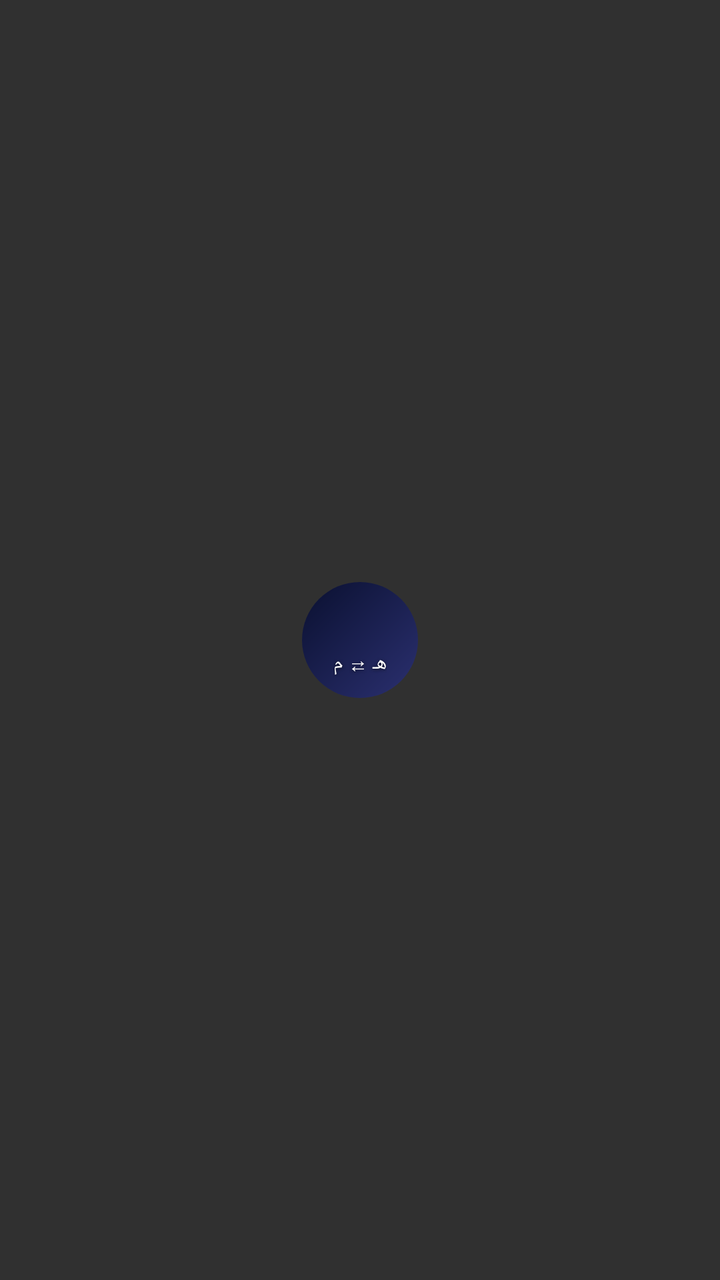
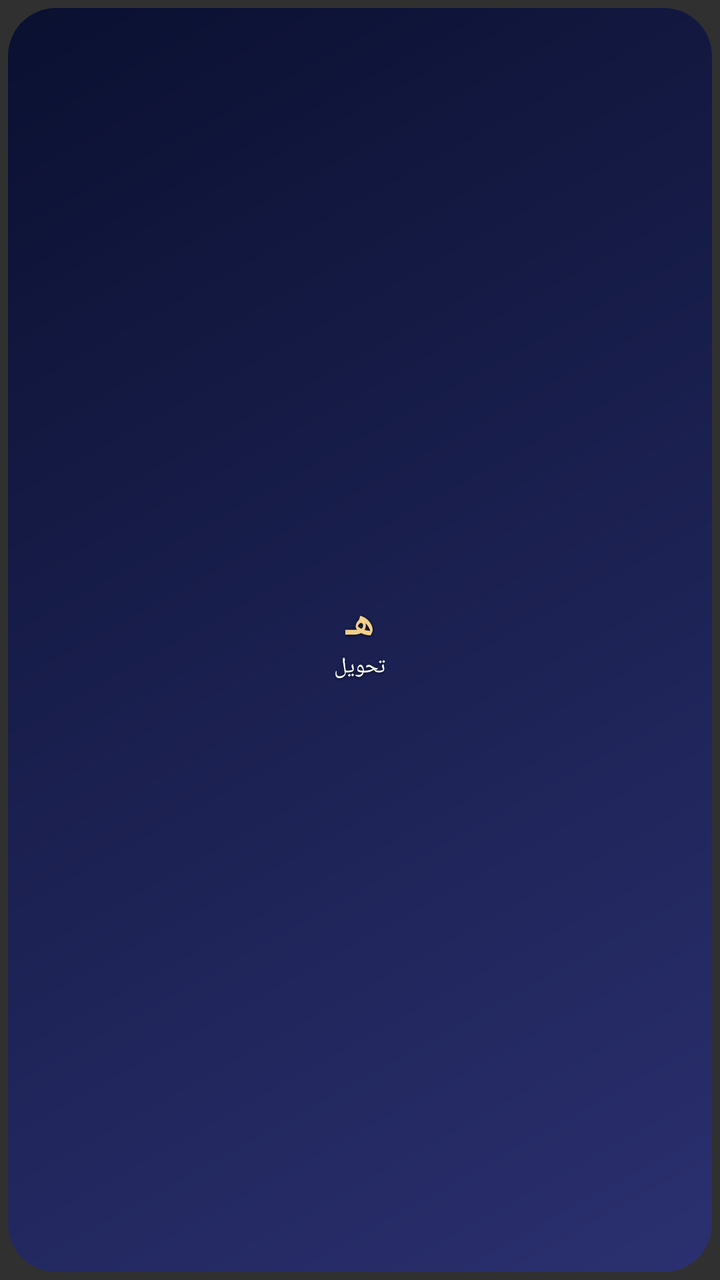

An Android layout rendered at two revisions. The XML below is the earlier revision; the diff shows what the commit changed to produce the second picture.
<!-- AndroidManifest.xml: application theme android:Theme.Material.NoActionBar.Fullscreen -->
<!-- res/layout/widget_convert.xml -->
<?xml version="1.0" encoding="utf-8"?>
<FrameLayout xmlns:android="http://schemas.android.com/apk/res/android"
    android:id="@+id/root"
    android:layout_width="match_parent"
    android:layout_height="match_parent"
    android:layoutDirection="rtl">

    <FrameLayout
        android:layout_width="58dp"
        android:layout_height="58dp"
        android:layout_gravity="center">

        <ImageView
            android:id="@+id/bg"
            android:layout_width="match_parent"
            android:layout_height="match_parent"
            android:scaleType="fitXY"
            android:src="@drawable/widget_disc_night" />

        <LinearLayout
            android:layout_width="match_parent"
            android:layout_height="match_parent"
            android:gravity="center"
            android:orientation="vertical">

            <TextView
                android:id="@+id/cv_day"
                style="@style/WidgetText"
                android:layout_width="wrap_content"
                android:layout_height="wrap_content"
                android:includeFontPadding="false"
                android:textColor="#F2CF8A"
                android:textSize="20sp"
                android:textStyle="bold" />

            <TextView
                style="@style/WidgetText"
                android:layout_width="wrap_content"
                android:layout_height="wrap_content"
                android:includeFontPadding="false"
                android:text="هـ ⇄ م"
                android:textSize="10sp" />
        </LinearLayout>
    </FrameLayout>
</FrameLayout>
<!-- resources referenced by this layout -->
<resources>
  <!-- drawable widget_disc_night (drawable) -->
  <?xml version="1.0" encoding="utf-8"?>
  <shape xmlns:android="http://schemas.android.com/apk/res/android" android:shape="oval">
      <gradient android:angle="315" android:startColor="#0A1030" android:endColor="#2B3070" />
  </shape>
  <style name="WidgetText">
          <item name="android:textColor">#FFFFFF</item>
          <item name="android:shadowColor">#B3000000</item>
          <item name="android:shadowDy">1</item>
          <item name="android:shadowRadius">4</item>
      </style>
</resources>

<!-- the commit's change to res/layout/widget_convert.xml (unified diff, before → after) -->
@@ -3,43 +3,39 @@
     android:id="@+id/root"
     android:layout_width="match_parent"
     android:layout_height="match_parent"
-    android:layoutDirection="rtl">
+    android:layoutDirection="rtl"
+    android:padding="4dp">
 
-    <FrameLayout
-        android:layout_width="58dp"
-        android:layout_height="58dp"
-        android:layout_gravity="center">
+    <ImageView
+        android:id="@+id/bg"
+        android:layout_width="match_parent"
+        android:layout_height="match_parent"
+        android:scaleType="fitXY"
+        android:src="@drawable/widget_bg_night" />
 
-        <ImageView
-            android:id="@+id/bg"
-            android:layout_width="match_parent"
-            android:layout_height="match_parent"
-            android:scaleType="fitXY"
-            android:src="@drawable/widget_disc_night" />
+    <LinearLayout
+        android:layout_width="match_parent"
+        android:layout_height="match_parent"
+        android:gravity="center"
+        android:orientation="vertical">
 
-        <LinearLayout
-            android:layout_width="match_parent"
-            android:layout_height="match_parent"
-            android:gravity="center"
-            android:orientation="vertical">
+        <TextView
+            android:id="@+id/cv_day"
+            style="@style/WidgetText"
+            android:layout_width="wrap_content"
+            android:layout_height="wrap_content"
+            android:includeFontPadding="false"
+            android:text="هـ"
+            android:textColor="#F2CF8A"
+            android:textSize="20sp"
+            android:textStyle="bold" />
 
-            <TextView
-                android:id="@+id/cv_day"
-                style="@style/WidgetText"
-                android:layout_width="wrap_content"
-                android:layout_height="wrap_content"
-                android:includeFontPadding="false"
-                android:textColor="#F2CF8A"
-                android:textSize="20sp"
-                android:textStyle="bold" />
-
-            <TextView
-                style="@style/WidgetText"
-                android:layout_width="wrap_content"
-                android:layout_height="wrap_content"
-                android:includeFontPadding="false"
-                android:text="هـ ⇄ م"
-                android:textSize="10sp" />
-        </LinearLayout>
-    </FrameLayout>
+        <TextView
+            style="@style/WidgetText"
+            android:layout_width="wrap_content"
+            android:layout_height="wrap_content"
+            android:includeFontPadding="false"
+            android:text="تحويل"
+            android:textSize="11sp" />
+    </LinearLayout>
 </FrameLayout>
<!-- resource entries referenced after the edit -->
@@ -1,8 +1,9 @@
 <!-- resources referenced by this layout -->
 <resources>
-  <!-- drawable widget_disc_night (drawable) -->
+  <!-- drawable widget_bg_night (drawable) -->
   <?xml version="1.0" encoding="utf-8"?>
-  <shape xmlns:android="http://schemas.android.com/apk/res/android" android:shape="oval">
+  <shape xmlns:android="http://schemas.android.com/apk/res/android" android:shape="rectangle">
+      <corners android:radius="24dp" />
       <gradient android:angle="315" android:startColor="#0A1030" android:endColor="#2B3070" />
   </shape>
   <style name="WidgetText">
